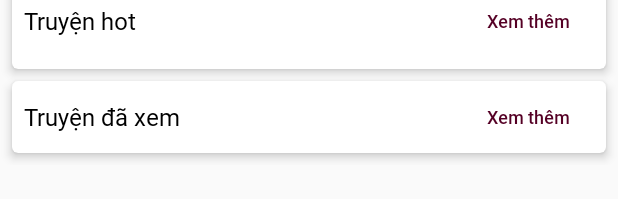
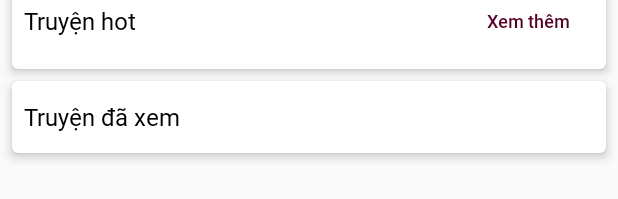
Before and after one commit to nguyenven299/TruyenTranh, an Android app: the layout activity_main.xml on its own in the app's theme, with its tools: preview values and no code run, on a phone screen of 412 x 824 dp. Shown: the part 559-758 px from the top of the screen. Run offline under Robolectric (Android 15) with nearby library versions, the phone set to English and light mode, and no system bars; plain views replace BannerSlider, ShimmerRecyclerView; network calls fail.

```diff
--- a/app/src/main/res/layout/activity_main.xml
+++ b/app/src/main/res/layout/activity_main.xml
@@ -265,7 +265,8 @@
                             android:layout_height="wrap_content"
                             android:background="@android:color/transparent"
                             android:fontFamily="@font/roboto_medium"
-                            android:text="@string/more"
+                            android:text="Xóa lịch sử"
+                            android:visibility="invisible"
                             android:textAllCaps="false"
                             android:textColor="@color/material1"
                             android:textSize="@dimen/text_hint" />
```
Also changed, not shown: app/src/main/java/com/skyreds/truyentranh/activity/MainActivity.java (+29 -18 lines).
